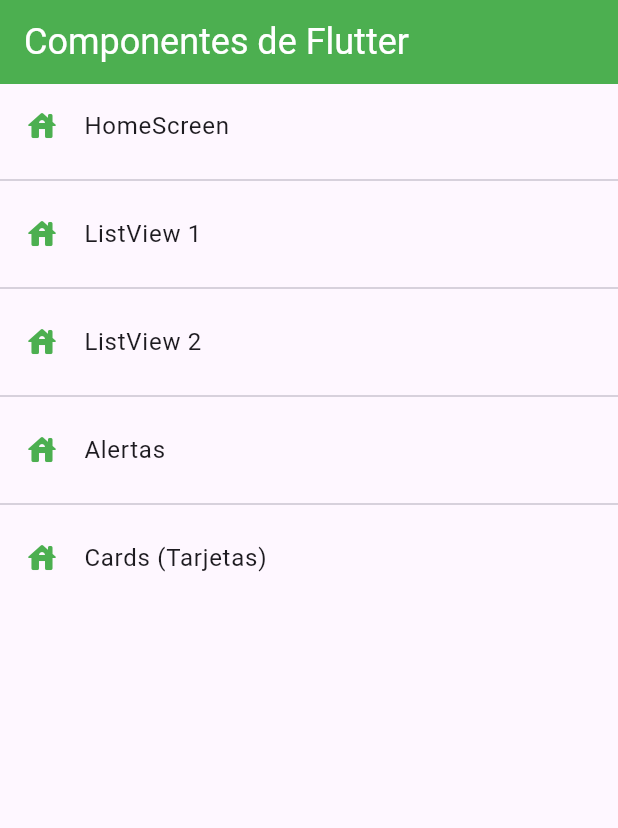
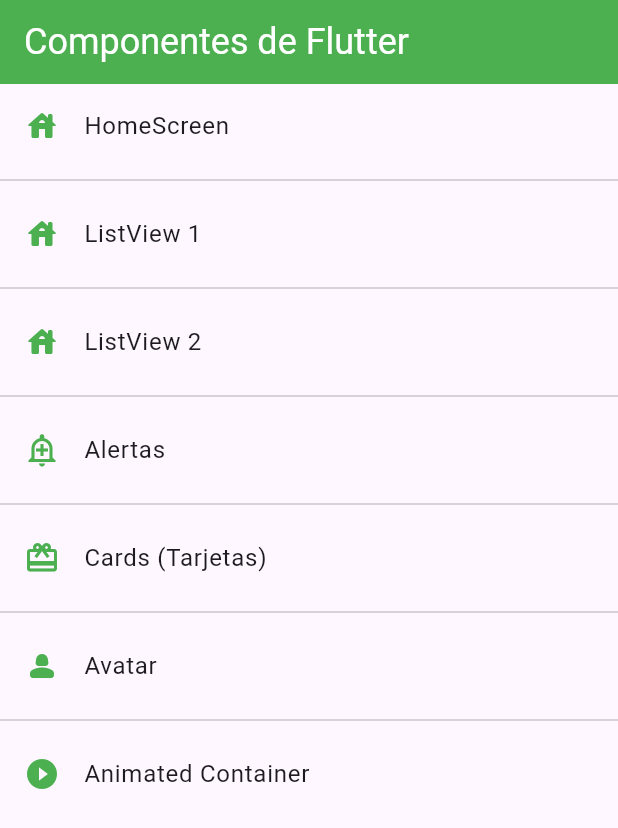
Before and after one commit to Javvii15/fl_components, a Flutter app: the screen it shows after launch, on a phone screen of 412 x 824 dp. Shown: the top 828 px of the screen. Run offline on Flutter 3.47's test engine with Material 3 defaults, Android fonts, the phone set to English and light mode, and no system bars.

Commit message:
imagen en avatar y creacion de clase animated

```diff
--- a/fl_components/lib/routes/app_routes.dart
+++ b/fl_components/lib/routes/app_routes.dart
@@ -1,4 +1,5 @@
 import 'package:fl_components/models/models.dart';
+import 'package:fl_components/screens/animated_screen.dart';
 import 'package:fl_components/screens/screens.dart';
 import 'package:flutter/material.dart';
 
@@ -23,14 +24,24 @@ class AppRoutes {
         screen: const Listview2Screen()),
     MenuOption(
         route: 'alert',
-        icon: Icons.house_rounded,
+        icon: Icons.add_alert_outlined,
         name: 'Alertas',
         screen: const AlertScreen()),
     MenuOption(
         route: 'card',
-        icon: Icons.house_rounded,
+        icon: Icons.card_giftcard,
         name: 'Cards (Tarjetas)',
-        screen: const CardScreen())
+        screen: const CardScreen()),
+    MenuOption(
+        route: 'avatar',
+        icon: Icons.person_2_rounded,
+        name: 'Avatar',
+        screen: const AvatarScreen()),
+    MenuOption(
+        route: 'animated',
+        icon: Icons.play_circle_fill_outlined,
+        name: 'Animated Container',
+        screen: const AnimatedScreen())
   ];
 
   static Map<String, Widget Function(BuildContext)> getAppRoutes(){
--- a/fl_components/lib/screens/screens.dart
+++ b/fl_components/lib/screens/screens.dart
@@ -3,3 +3,5 @@ export 'package:fl_components/screens/listview2_screens.dart';
 export 'package:fl_components/screens/alert_screen.dart';
 export 'package:fl_components/screens/card_screen.dart';
 export 'package:fl_components/screens/home_screen.dart';
+export 'package:fl_components/screens/avatar_screen.dart';
+export 'package:fl_components/screens/animated_screen.dart';
```
Also changed, not shown: fl_components/lib/screens/animated_screen.dart (added, +23 -0 lines), fl_components/lib/screens/avatar_screen.dart (added, +29 -0 lines).
